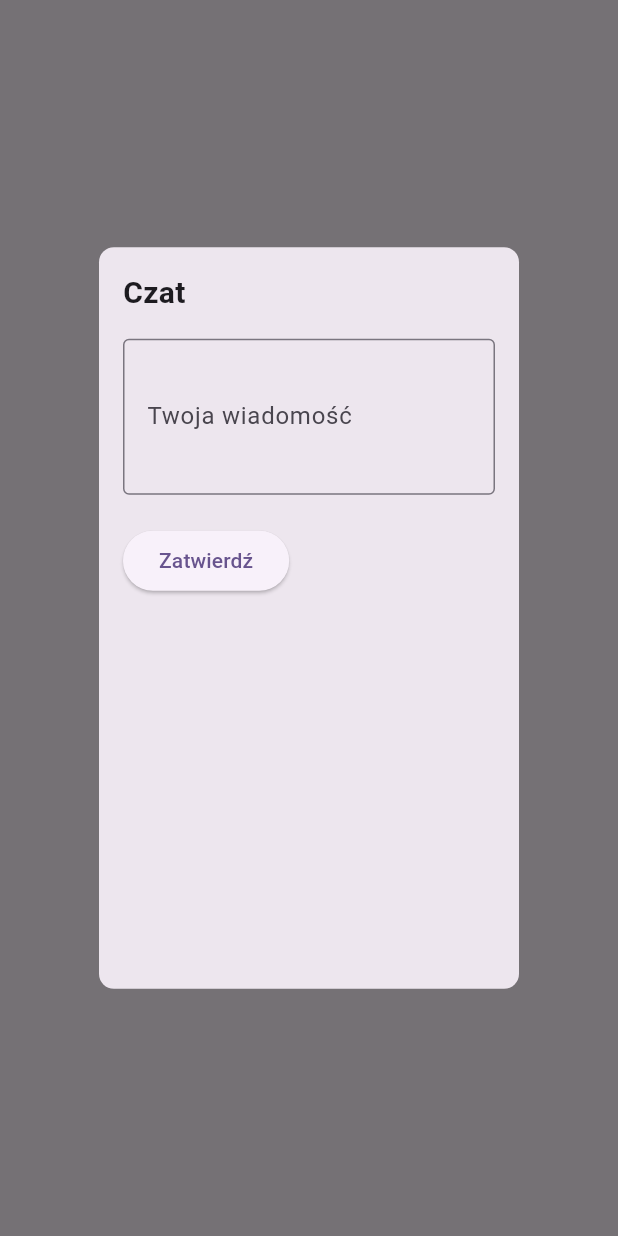
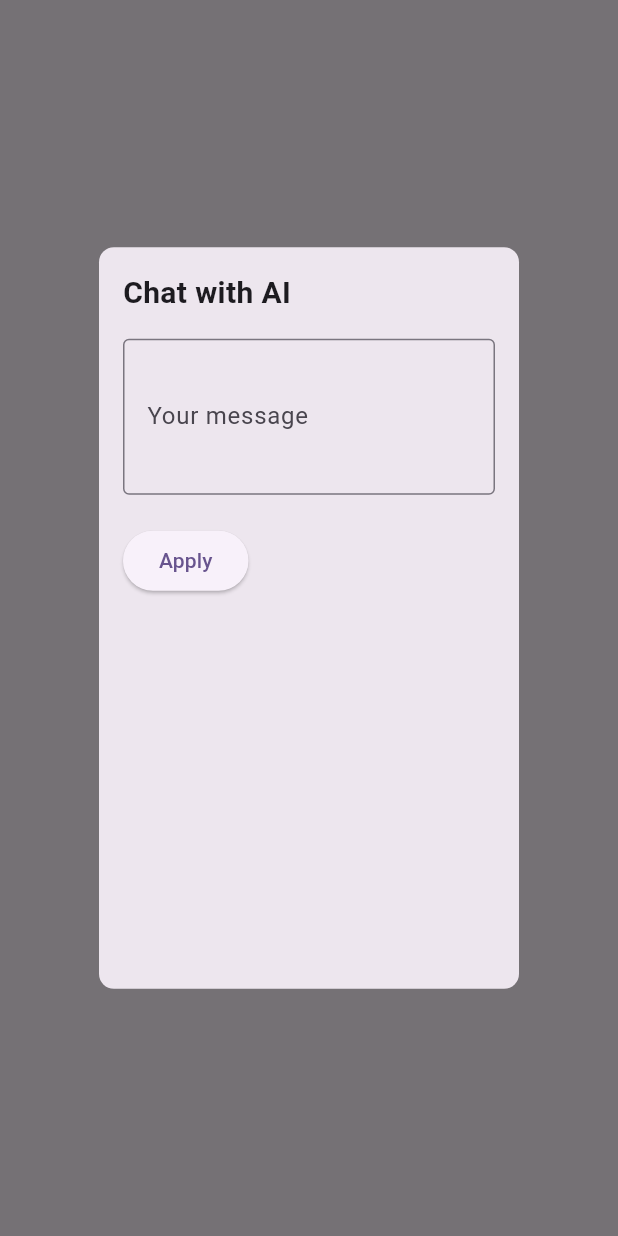
Before and after one commit to KN-Signum/best_app, a Flutter app: what showChatDialog() shows on an empty page, opened directly, on a phone screen of 412 x 824 dp. Run offline on Flutter 3.47's test engine with Material 3 defaults, Android fonts, the phone set to English and light mode, and no system bars; network calls fail.

Commit message:
Refactor show_chat_dialog.dart and add chat functionality

```diff
--- a/lib/dialogs/show_chat_dialog.dart
+++ b/lib/dialogs/show_chat_dialog.dart
@@ -1,7 +1,10 @@
 import 'package:flutter/material.dart';
+import '../services/api_service.dart'; // Zakładam, że masz dostęp do ApiService
 
 void showChatDialog(BuildContext context) {
   bool isResponseReceived = false; // Kontrola, czy odpowiedź została otrzymana
+  bool isLoading = false; // Kontrola ładowania odpowiedzi
+  String aiResponse = ''; // Przechowywanie odpowiedzi AI
   final TextEditingController textController = TextEditingController();
 
   showDialog(
@@ -23,7 +26,7 @@
                 crossAxisAlignment: CrossAxisAlignment.start,
                 children: [
                   const Text(
-                    'Czat',
+                    'Chat with AI',
                     style: TextStyle(fontSize: 20, fontWeight: FontWeight.bold),
                   ),
                   const SizedBox(height: 16),
@@ -32,30 +35,49 @@
                     minLines: 3, // Minimalna liczba wierszy
                     maxLines: 3, // Maksymalna liczba wierszy
                     decoration: const InputDecoration(
-                      labelText: 'Twoja wiadomość',
+                      labelText: 'Your message',
                       border: OutlineInputBorder(),
                     ),
                   ),
                   const SizedBox(height: 20),
                   ElevatedButton(
-                    onPressed: () {
-                      // Po kliknięciu przycisku zmień stan i pokaż odpowiedź
+                    onPressed: () async {
+                      // Uruchomienie stanu ładowania
+                      setState(() {
+                        isLoading = true;
+                        isResponseReceived = false;
+                        aiResponse = '';
+                      });
+
+                      // Wywołanie API
+                      String response =
+                          await ApiService().askAi(textController.text);
+
+                      // Po otrzymaniu odpowiedzi, zmieniamy stan i pokazujemy wynik
                       setState(() {
                         isResponseReceived = true;
+                        isLoading = false;
+                        aiResponse = response;
                       });
                     },
-                    child: const Text('Zatwierdź'),
+                    child: const Text('Apply'),
                   ),
                   const SizedBox(height: 20),
-                  if (isResponseReceived)
+                  // Sekcja ładowania lub wyświetlania odpowiedzi
+                  if (isLoading)
+                    const Center(
+                      child:
+                          CircularProgressIndicator(), // Pokazujemy loader podczas ładowania
+                    )
+                  else if (isResponseReceived)
                     Expanded(
                       child: Row(
-                        mainAxisAlignment: MainAxisAlignment.spaceBetween,
+                        crossAxisAlignment: CrossAxisAlignment.start,
                         children: [
                           const Expanded(
                             flex: 2,
                             child: Text(
-                              'Odpowiedź:',
+                              'Response:',
                               style: TextStyle(fontSize: 16),
                             ),
                           ),
@@ -63,9 +85,11 @@
                           Expanded(
                             flex: 3,
                             child: Container(
-                              width: 100,
-                              height: 100,
-                              color: Colors.blue, // Przykładowy kafelek
+                              padding: const EdgeInsets.all(10),
+                              child: Text(
+                                aiResponse, // Wyświetlamy odpowiedź z API
+                                style: const TextStyle(fontSize: 16),
+                              ),
                             ),
                           ),
                         ],
```
Also changed, not shown: lib/services/api_service.dart (+25 -1 lines).
